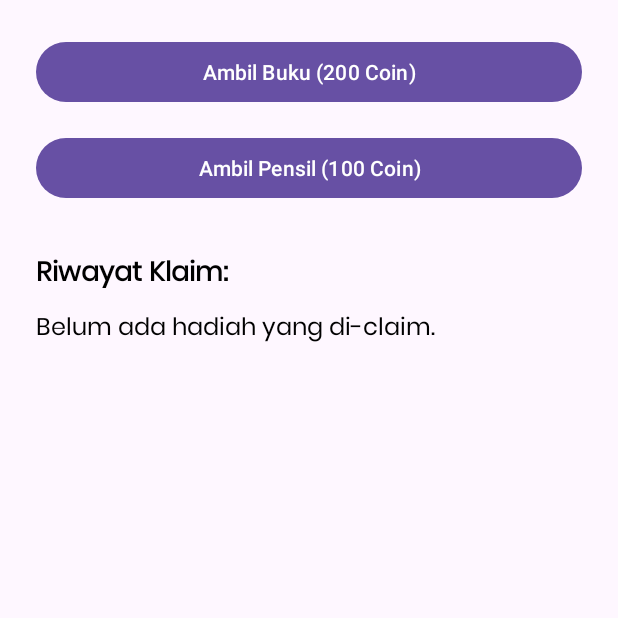
After one commit to herdialfachri/sundarua, an Android app: the RewardActivity screen opened directly, with no data from a screen before it, on a phone screen of 412 x 824 dp, the top half of it. The commit adds this screen. Run offline under Robolectric (Android 15) with nearby library versions, the phone set to English and light mode, and no system bars.

Commit message:
adding "reward" feature

```diff
--- a/app/src/main/AndroidManifest.xml
+++ b/app/src/main/AndroidManifest.xml
@@ -14,6 +14,9 @@
         android:supportsRtl="true"
         android:theme="@style/Theme.Sundarua"
         tools:targetApi="31">
+        <activity
+            android:name=".activity.RewardActivity"
+            android:exported="false" />
         <activity
             android:name=".activity.IdentityActivity"
             android:exported="false" />
--- a/app/src/main/java/com/example/sundarua/activity/MainActivity.kt
+++ b/app/src/main/java/com/example/sundarua/activity/MainActivity.kt
@@ -50,6 +50,11 @@ class MainActivity : AppCompatActivity() {
                 val intent = Intent(this, QuizActivity::class.java)
                 startActivity(intent)
             }
+
+            coinTextView.setOnClickListener {
+                val intent = Intent(this, RewardActivity::class.java)
+                startActivity(intent)
+            }
         }
     }
 
--- /dev/null
+++ b/app/src/main/java/com/example/sundarua/activity/RewardActivity.kt
@@ -0,0 +1,91 @@
+package com.example.sundarua.activity
+
+import android.content.Context
+import android.os.Bundle
+import android.widget.Button
+import android.widget.LinearLayout
+import android.widget.TextView
+import android.widget.Toast
+import androidx.appcompat.app.AppCompatActivity
+import com.example.sundarua.R
+import java.text.SimpleDateFormat
+import java.util.Date
+import java.util.Locale
+
+class RewardActivity : AppCompatActivity() {
+
+    private lateinit var getBookBtn: Button
+    private lateinit var getPencilBtn: Button
+    private lateinit var claimHistoryLayout: LinearLayout
+
+    override fun onCreate(savedInstanceState: Bundle?) {
+        super.onCreate(savedInstanceState)
+        setContentView(R.layout.activity_reward)
+
+        getBookBtn = findViewById(R.id.getBookBtn)
+        getPencilBtn = findViewById(R.id.getPencilBtn)
+        claimHistoryLayout = findViewById(R.id.claimHistoryLayout)
+
+        getBookBtn.setOnClickListener {
+            claimReward(200, "Buku")
+        }
+
+        getPencilBtn.setOnClickListener {
+            claimReward(100, "Pensil")
+        }
+
+        showClaimHistory()
+    }
+
+    private fun claimReward(price: Int, itemName: String) {
+        val sharedPref = getSharedPreferences("game_data", Context.MODE_PRIVATE)
+        val coin = sharedPref.getInt("coin", 0)
+
+        if (coin >= price) {
+            val newCoin = coin - price
+            sharedPref.edit().putInt("coin", newCoin).apply()
+
+            // Generate kode unik
+            val code = generateUniqueCode()
+
+            // Simpan riwayat claim
+            val rewardPref = getSharedPreferences("reward_data", Context.MODE_PRIVATE)
+            val previousHistory = rewardPref.getStringSet("claim_history", mutableSetOf()) ?: mutableSetOf()
+            previousHistory.add("$itemName - Kode: $code")
+            rewardPref.edit().putStringSet("claim_history", previousHistory).apply()
+
+            Toast.makeText(this, "Berhasil mengambil $itemName!\nKode: $code", Toast.LENGTH_SHORT).show()
+
+            // Refresh tampilkan riwayat terbaru
+            showClaimHistory()
+        } else {
+            Toast.makeText(this, "Coin tidak cukup untuk membeli $itemName!", Toast.LENGTH_SHORT).show()
+        }
+    }
+
+    private fun generateUniqueCode(): String {
+        val timestamp = SimpleDateFormat("yyyyMMddHHmmss", Locale.getDefault()).format(Date())
+        return "CLM$timestamp"
+    }
+
+    private fun showClaimHistory() {
+        claimHistoryLayout.removeAllViews() // Clear riwayat sebelumnya
+
+        val rewardPref = getSharedPreferences("reward_data", Context.MODE_PRIVATE)
+        val claimHistory = rewardPref.getStringSet("claim_history", setOf()) ?: setOf()
+
+        if (claimHistory.isNotEmpty()) {
+            for (claim in claimHistory) {
+                val textView = TextView(this)
+                textView.text = claim
+                textView.textSize = 16f
+                claimHistoryLayout.addView(textView)
+            }
+        } else {
+            val noClaimText = TextView(this)
+            noClaimText.text = "Belum ada hadiah yang di-claim."
+            noClaimText.textSize = 16f
+            claimHistoryLayout.addView(noClaimText)
+        }
+    }
+}
--- /dev/null
+++ b/app/src/main/res/layout/activity_reward.xml
@@ -0,0 +1,38 @@
+<?xml version="1.0" encoding="utf-8"?>
+<LinearLayout xmlns:android="http://schemas.android.com/apk/res/android"
+    android:id="@+id/rootLayout"
+    android:layout_width="match_parent"
+    android:layout_height="match_parent"
+    android:orientation="vertical"
+    android:padding="24dp">
+
+    <Button
+        android:id="@+id/getBookBtn"
+        android:layout_width="match_parent"
+        android:layout_height="wrap_content"
+        android:text="Ambil Buku (200 Coin)" />
+
+    <Button
+        android:id="@+id/getPencilBtn"
+        android:layout_width="match_parent"
+        android:layout_height="wrap_content"
+        android:layout_marginTop="16dp"
+        android:text="Ambil Pensil (100 Coin)" />
+
+    <TextView
+        android:id="@+id/claimTitle"
+        android:layout_width="wrap_content"
+        android:layout_height="wrap_content"
+        android:text="Riwayat Klaim:"
+        android:textSize="18sp"
+        android:layout_marginTop="32dp"
+        android:textStyle="bold" />
+
+    <LinearLayout
+        android:id="@+id/claimHistoryLayout"
+        android:layout_width="match_parent"
+        android:layout_height="wrap_content"
+        android:orientation="vertical"
+        android:layout_marginTop="8dp" />
+
+</LinearLayout>
```
Also changed, not shown: app/src/main/java/com/example/sundarua/activity/WordActivity.kt (+7 -3 lines), app/src/main/res/layout/activity_word.xml (+11 -0 lines).
